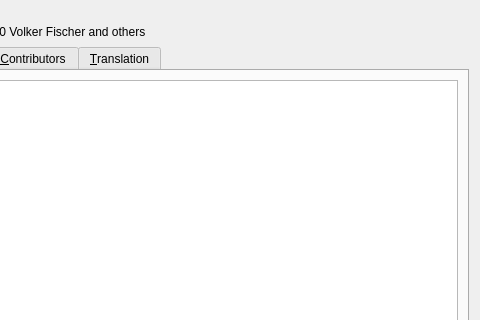
Old version of the form src/aboutdlgbase.ui in the repository jamulussoftware/jamulus; both pictures show x 150 to 630 and y 0 to 320 of the 630 by 465 pixel window.
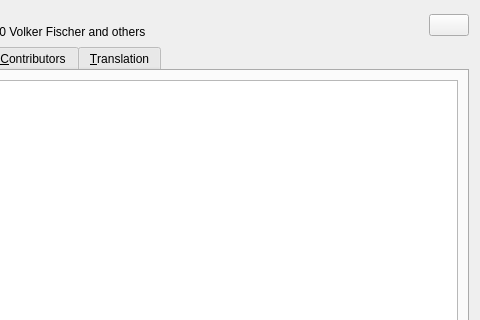
New version of the form. Icons and pictures are not drawn.

Diff of the .ui file:
```diff
--- a/src/aboutdlgbase.ui
+++ b/src/aboutdlgbase.ui
@@ -94,6 +94,10 @@
        </property>
       </spacer>
      </item>
+     <item>
+      <widget class="QPushButton" name="btnCheckForUpdates">
+      </widget>
+     </item>
     </layout>
    </item>
    <item>
```
